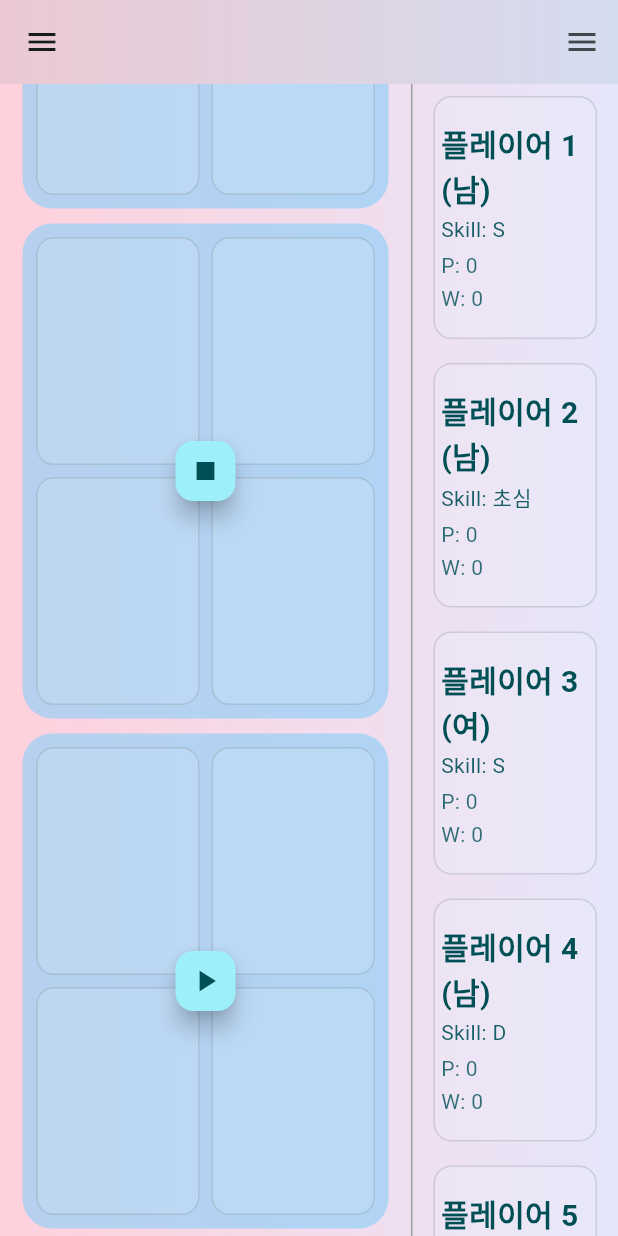
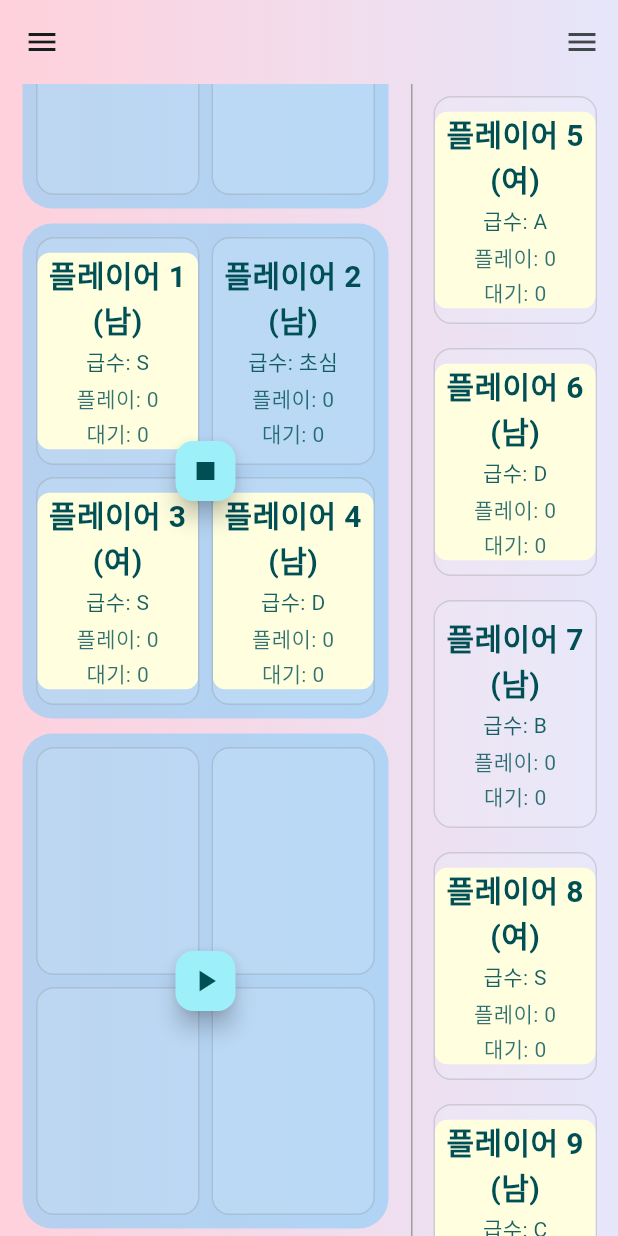
Before and after one commit to Hyun-Tak-Lee/hotswing, a Flutter app: the screen it shows after launch, scrolled down 252 dp, after a tap on the "play arrow" icon, on a phone screen of 412 x 824 dp. Run offline on Flutter 3.47's test engine with Material 3 defaults, Android fonts, the phone set to English and light mode, and no system bars; our stand-ins replace shared_preferences.

Commit message:
플레이어 카드 UI 개선 및 게임 로직 추가
- 플레이어 카드 UI를 개선하여 가독성을 높였습니다. (이름, 급수, 플레이 횟수, 대기 횟수 중앙 정렬)
- 매니저 플레이어 카드 배경색 변경 기능을 추가했습니다.
- 드래그 앤 드롭 시 호버링 효과 및 테두리 스타일을 수정했습니다.
- 플레이어 정렬 로직을 수정하여 `played`가 낮은 순, `waited`가 많은 순으로 정렬되도록 변경했습니다.
- 게임 시작 시 자동으로 플레이어를 코트에 할당하는 기능을 추가했습니다.
- 게임 종료 시 해당 코트의 플레이어를 미할당 구역으로 이동시키고, 미할당 구역 모든 플레이어의 `waited`를 1 증가시키는 기능을 추가했습니다.

```diff
--- a/lib/src/common/widgets/draggable/draggable_player.dart
+++ b/lib/src/common/widgets/draggable/draggable_player.dart
@@ -56,14 +56,14 @@ class DraggablePlayerItem extends StatelessWidget {
     final onPrimary = Theme.of(context).colorScheme.onPrimary;
 
     Widget playerContent = Container(
-      padding: const EdgeInsets.symmetric(vertical: 8.0, horizontal: 0.0),
+      padding: const EdgeInsets.symmetric(vertical: 0.0, horizontal: 0.0),
       margin: const EdgeInsets.symmetric(vertical: 4.0, horizontal: 0.0),
       decoration: BoxDecoration(
-        color: Colors.transparent,
+        color: player.manager ? const Color(0xFFFFFFE0) : Colors.transparent,
         borderRadius: BorderRadius.circular(8.0),
       ),
       child: Column(
-        crossAxisAlignment: CrossAxisAlignment.start,
+        crossAxisAlignment: CrossAxisAlignment.stretch, // 변경됨
         mainAxisSize: MainAxisSize.min,
         children: [
           Text(
@@ -73,33 +73,42 @@ class DraggablePlayerItem extends StatelessWidget {
               fontWeight: FontWeight.bold,
               color: onPrimaryContainer,
             ),
+            textAlign: TextAlign.center, // 추가됨
           ),
           SizedBox(height: 2.0),
+          Column(
+            crossAxisAlignment: CrossAxisAlignment.stretch,
+            children: [
               Text(
-            'Skill: $skillLevelDisplay',
+                '급수: $skillLevelDisplay',
                 style: TextStyle(
                   fontSize: skillFontSize,
                   color: onPrimaryContainer.withAlpha(230),
                 ),
                 overflow: TextOverflow.ellipsis,
+                textAlign: TextAlign.center, // Center text
               ),
               SizedBox(height: 4.0),
               Text(
-            'P: ${player.played}',
+                '플레이: ${player.played}',
                 style: TextStyle(
                   fontSize: detailFontSize,
                   color: onPrimaryContainer.withAlpha(204),
                 ),
                 overflow: TextOverflow.ellipsis,
+                textAlign: TextAlign.center, // Center text
               ),
               SizedBox(height: 2.0),
               Text(
-            'W: ${player.waited}',
+                '대기: ${player.waited}',
                 style: TextStyle(
                   fontSize: detailFontSize,
                   color: onPrimaryContainer.withAlpha(204),
                 ),
                 overflow: TextOverflow.ellipsis,
+                textAlign: TextAlign.center, // Center text
+              ),
+            ],
           ),
         ],
       ),
@@ -142,36 +151,6 @@ class DraggablePlayerItem extends StatelessWidget {
                     fontSize: nameFontSize,
                     fontWeight: FontWeight.bold,
                     color: onPrimary,
-                    decoration: TextDecoration.none,
-                  ),
-                  overflow: TextOverflow.ellipsis,
-                ),
-                SizedBox(height: 2.0),
-                Text(
-                  'Skill: $skillLevelDisplay',
-                  style: TextStyle(
-                    fontSize: skillFontSize,
-                    color: onPrimary.withAlpha(230),
-                    decoration: TextDecoration.none,
-                  ),
-                  overflow: TextOverflow.ellipsis,
-                ),
-                SizedBox(height: 4.0),
-                Text(
-                  'P: ${player.played}',
-                  style: TextStyle(
-                    fontSize: detailFontSize,
-                    color: onPrimary.withAlpha(204),
-                    decoration: TextDecoration.none,
-                  ),
-                  overflow: TextOverflow.ellipsis,
-                ),
-                SizedBox(height: 2.0),
-                Text(
-                  'W: ${player.waited}',
-                  style: TextStyle(
-                    fontSize: detailFontSize,
-                    color: onPrimary.withAlpha(204),
                     decoration: TextDecoration.none,
                   ),
                   overflow: TextOverflow.ellipsis,
@@ -258,21 +237,20 @@ class PlayerDropZone extends StatelessWidget {
       builder: (context, candidateData, rejectedData) {
         bool isHovering = candidateData.isNotEmpty && isDropEnabled;
         Color defaultBgColor = backgroundColor ?? const Color(0x20F0FFFF);
-        Color hoveringBgColor = const Color(0x20F0FFFF);
+        Color hoveringBgColor = const Color(0x88F0FFFF);
 
         return ConstrainedBox(
           constraints: BoxConstraints(minHeight: currentMinHeight),
             child: Container(
-            padding: const EdgeInsets.all(4.0),
+            padding: const EdgeInsets.all(0.0),
             margin: const EdgeInsets.all(4.0),
             decoration: BoxDecoration(
               color: isHovering ? hoveringBgColor : defaultBgColor,
               borderRadius: BorderRadius.circular(12.0),
+              // Use a static border to prevent layout shifts
               border: Border.all(
-                color: isHovering
-                    ? const Color(0xFFFFD1DC)
-                    : Theme.of(context).colorScheme.outline.withAlpha(64),
-                width: isHovering ? 2.0 : 1.0,
+                color: Theme.of(context).colorScheme.outline.withAlpha(64),
+                width: 1.0,
               ),
             ),
             child: Center(
--- a/lib/src/common/widgets/main_content.dart
+++ b/lib/src/common/widgets/main_content.dart
@@ -264,6 +264,7 @@ class _MainContentState extends State<MainContent> {
                             if (!isGameStarted)
                               FloatingActionButton(
                                 onPressed: () {
+                                  playersProvider.assignPlayersToCourt(sectionIndex);
                                   setState(() {
                                     _courtGameStartedState[sectionIndex] = true;
                                   });
@@ -275,6 +276,8 @@ class _MainContentState extends State<MainContent> {
                             if (isGameStarted)
                               FloatingActionButton(
                                 onPressed: () {
+                                  playersProvider.incrementWaitedTimeForAllUnassignedPlayers();
+                                  playersProvider.movePlayersFromCourtToUnassigned(sectionIndex);
                                   setState(() {
                                     _courtGameStartedState[sectionIndex] =
                                         false;
--- a/lib/src/providers/options_provider.dart
+++ b/lib/src/providers/options_provider.dart
@@ -4,7 +4,7 @@ import 'package:shared_preferences/shared_preferences.dart';
 class OptionsProvider with ChangeNotifier {
   SharedPreferences? _prefs;
   bool _divideTeam = false;
-  int _numberOfSections = 3; // 기본값으로 5 설정
+  int _numberOfSections = 3;
 
   static const String _divideTeamKey = 'divideTeam'; // SharedPreferences 키
   static const String _numberOfSectionsKey =
--- a/lib/src/providers/players_provider.dart
+++ b/lib/src/providers/players_provider.dart
@@ -11,7 +11,7 @@ class Player {
   int played;
   int waited;
 
-  /// Player 객체를 생성합니다.
+  // Player 객체를 생성합니다.
   Player({
     required this.rate,
     required this.manager,
@@ -21,25 +21,25 @@ class Player {
     required this.waited,
   }) : this.name = name.length > 7 ? name.substring(0, 7) : name;
 
-  /// 두 Player 객체가 동일한지 비교합니다. 이름이 같으면 동일한 것으로 간주합니다.
+  // 두 Player 객체가 동일한지 비교합니다. 이름이 같으면 동일한 것으로 간주합니다.
   @override
   bool operator ==(Object other) =>
       identical(this, other) ||
       other is Player && runtimeType == other.runtimeType && name == other.name;
 
-  /// Player 객체의 해시 코드를 반환합니다. 이름의 해시 코드를 사용합니다.
+  // Player 객체의 해시 코드를 반환합니다. 이름의 해시 코드를 사용합니다.
   @override
   int get hashCode => name.hashCode;
 }
 
-/// 플레이어 목록 및 코트 할당 상태를 관리하는 클래스입니다.
+// 플레이어 목록 및 코트 할당 상태를 관리하는 클래스입니다.
 class PlayersProvider with ChangeNotifier {
   final Map<String, Player> _players = {};
   List<List<Player?>> _assignedPlayers = [];
   List<Player> _unassignedPlayers = [];
   final Random _random = Random();
 
-  /// PlayersProvider 객체를 생성하고 초기 플레이어 데이터를 로드합니다.
+  // PlayersProvider 객체를 생성하고 초기 플레이어 데이터를 로드합니다.
   PlayersProvider() {
     final List<int> skillRates = skillLevelToRate.values.toList();
 
@@ -64,17 +64,17 @@ class PlayersProvider with ChangeNotifier {
     _loadInitialAssignedPlayersCount();
   }
 
-  /// SharedPreferences에서 초기 할당된 플레이어 섹션 수를 로드합니다.
+  // SharedPreferences에서 초기 할당된 플레이어 섹션 수를 로드합니다.
   Future<void> _loadInitialAssignedPlayersCount() async {
     final SharedPreferences prefs = await SharedPreferences.getInstance();
     final int initialCount = prefs.getInt("numberOfSections") ?? 3;
     updateAssignedPlayersListCount(initialCount);
   }
 
-  /// 모든 플레이어의 수정 불가능한 맵을 반환합니다.
+  // 모든 플레이어의 수정 불가능한 맵을 반환합니다.
   Map<String, Player> get players => Map.unmodifiable(_players);
 
-  /// 새로운 플레이어를 추가합니다. 이미 존재하는 이름의 플레이어는 추가하지 않습니다.
+  // 새로운 플레이어를 추가합니다. 이미 존재하는 이름의 플레이어는 추가하지 않습니다.
   void addPlayer({
     required String name,
     required bool manager,
@@ -99,7 +99,7 @@ class PlayersProvider with ChangeNotifier {
     }
   }
 
-  /// 지정된 이름의 플레이어를 제거합니다.
+  // 지정된 이름의 플레이어를 제거합니다.
   void removePlayer(String name) {
     if (_players.containsKey(name)) {
       Player? playerToRemove = _players[name];
@@ -117,7 +117,7 @@ class PlayersProvider with ChangeNotifier {
     }
   }
 
-  /// 플레이어의 이름을 변경합니다. 기존 이름과 새 이름이 같거나 새 이름이 이미 존재하면 변경하지 않습니다.
+  // 플레이어의 이름을 변경합니다. 기존 이름과 새 이름이 같거나 새 이름이 이미 존재하면 변경하지 않습니다.
   void updatePlayerName(String oldName, String newName) {
     if (oldName == newName) return;
     if (newName.length > 7) return;
@@ -132,7 +132,7 @@ class PlayersProvider with ChangeNotifier {
     }
   }
 
-  /// 모든 플레이어 정보를 초기화합니다.
+  // 모든 플레이어 정보를 초기화합니다.
   void clearPlayers() {
     _players.clear();
     _unassignedPlayers.clear();
@@ -142,7 +142,7 @@ class PlayersProvider with ChangeNotifier {
     notifyListeners();
   }
 
-  /// 모든 플레이어의 목록을 played, waited 순으로 정렬하여 반환합니다.
+  // 모든 플레이어의 목록을 played가 낮은 순으로, waited가 많은 순으로 정렬하여 반환합니다.
   List<Player> getPlayers() {
     var playerList = _players.values.toList();
     playerList.sort((a, b) {
@@ -150,12 +150,12 @@ class PlayersProvider with ChangeNotifier {
       if (playedCompare != 0) {
         return playedCompare;
       }
-      return a.waited.compareTo(b.waited);
+      return b.waited.compareTo(a.waited);
     });
     return playerList;
   }
 
-  /// 할당된 플레이어 목록(코트)의 수를 업데이트합니다.
+  // 할당된 플레이어 목록(코트)의 수를 업데이트합니다.
   void updateAssignedPlayersListCount(int newCount) {
     if (newCount < 0) {
       return;
@@ -179,7 +179,7 @@ class PlayersProvider with ChangeNotifier {
     notifyListeners();
   }
 
-  /// 두 코트 위치에 있는 플레이어를 서로 교환합니다.
+  // 두 코트 위치에 있는 플레이어를 서로 교환합니다.
   void exchangePlayersInCourts({
     required int sectionIndex1,
     required int playerIndexInSection1,
@@ -210,7 +210,7 @@ class PlayersProvider with ChangeNotifier {
     notifyListeners();
   }
 
-  /// 미할당 플레이어와 코트의 특정 위치에 있는 플레이어를 교환합니다.
+  // 미할당 플레이어와 코트의 특정 위치에 있는 플레이어를 교환합니다.
   void exchangeUnassignedPlayerWithCourtPlayer({
     required Player unassignedPlayerToAssign,
     required int targetCourtSectionIndex,
@@ -239,7 +239,7 @@ class PlayersProvider with ChangeNotifier {
     notifyListeners();
   }
 
-  /// 특정 코트의 특정 위치에서 플레이어를 제거하고 미할당 목록에 추가합니다.
+  // 특정 코트의 특정 위치에서 플레이어를 제거하고 미할당 목록에 추가합니다.
   void removePlayerFromCourt({
     required int sectionIndex,
     required int playerIndexInSection,
@@ -261,10 +261,73 @@ class PlayersProvider with ChangeNotifier {
     }
   }
 
-  /// 미할당된 플레이어의 수정 불가능한 목록을 반환합니다.
+  // 미할당 구역의 모든 플레이어의 waited 를 1 더합니다.
+  void incrementWaitedTimeForAllUnassignedPlayers() {
+    for (var player in _unassignedPlayers) {
+      player.waited++;
+    }
+    notifyListeners();
+  }
+
+  // 해당 코트의 플레이어들을 미할당 구역으로 이동시킵니다.
+  void movePlayersFromCourtToUnassigned(int sectionIndex) {
+    if (sectionIndex < 0 || sectionIndex >= _assignedPlayers.length) {
+      return;
+    }
+    List<Player?> playersInCourt = _assignedPlayers[sectionIndex];
+    for (int i = 0; i < playersInCourt.length; i++) {
+      Player? player = playersInCourt[i];
+      if (player != null) {
+        player.waited = 0;
+        player.played++;
+        if (!_unassignedPlayers.contains(player)) {
+          _unassignedPlayers.add(player);
+        }
+        _assignedPlayers[sectionIndex][i] = null;
+      }
+    }
+    notifyListeners();
+  }
+
+  // 특정 코트에 4명의 플레이어를 할당합니다.
+  void assignPlayersToCourt(int sectionIndex) {
+    if (sectionIndex < 0 || sectionIndex >= _assignedPlayers.length) {
+      return;
+    }
+
+    // 현재 코트에 있는 플레이어를 미할당 목록으로 이동
+    for (int i = 0; i < _assignedPlayers[sectionIndex].length; i++) {
+      if (_assignedPlayers[sectionIndex][i] != null) {
+        _unassignedPlayers.add(_assignedPlayers[sectionIndex][i]!);
+        _assignedPlayers[sectionIndex][i] = null;
+      }
+    }
+
+    // 미할당 목록에서 4명의 플레이어를 코트에 할당
+    for (int i = 0; i < 4; i++) {
+      if (_unassignedPlayers.isNotEmpty) {
+        // 우선순위가 높은 플레이어 (played가 낮고, waited가 높은)를 선택하도록 정렬
+        _unassignedPlayers.sort((a, b) {
+          int playedCompare = a.played.compareTo(b.played);
+          if (playedCompare != 0) {
+            return playedCompare;
+          }
+          return b.waited.compareTo(a.waited); // waited는 내림차순
+        });
+        Player playerToAssign = _unassignedPlayers.removeAt(0);
+        _assignedPlayers[sectionIndex][i] = playerToAssign;
+      } else {
+        // 할당할 플레이어가 더 이상 없으면 중단
+        break;
+      }
+    }
+    notifyListeners();
+  }
+
+  // 미할당된 플레이어의 수정 불가능한 목록을 반환합니다.
   List<Player> get unassignedPlayers => List.unmodifiable(_unassignedPlayers);
 
-  /// 코트에 할당된 플레이어들의 수정 불가능한 목록 (리스트의 리스트 형태)을 반환합니다.
+  // 코트에 할당된 플레이어들의 수정 불가능한 목록 (리스트의 리스트 형태)을 반환합니다.
   List<List<Player?>> get assignedPlayers =>
       List.unmodifiable(_assignedPlayers);
 }
```
Lines whose indentation alone changed are shown as unchanged.
